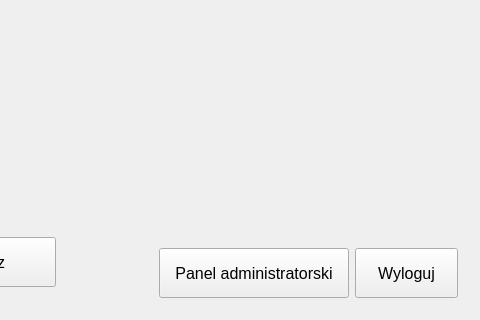
Before: the Qt Designer form mainwindow.ui in matmilcz/sizp_sql_project, drawn with Qt 5; both pictures show x 255 to 735 and y 254 to 574 of the 735 by 574 pixel window.
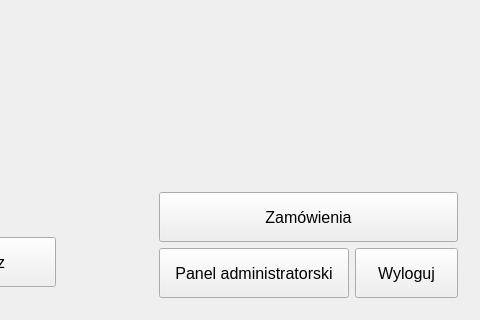
After: the same form once the commit is applied.

```diff
--- a/mainwindow.ui
+++ b/mainwindow.ui
@@ -655,6 +655,24 @@
             </property>
            </spacer>
           </item>
+          <item>
+           <widget class="QPushButton" name="OrdersPushButton">
+            <property name="minimumSize">
+             <size>
+              <width>0</width>
+              <height>50</height>
+             </size>
+            </property>
+            <property name="font">
+             <font>
+              <pointsize>12</pointsize>
+             </font>
+            </property>
+            <property name="text">
+             <string>Zamówienia</string>
+            </property>
+           </widget>
+          </item>
           <item>
            <layout class="QHBoxLayout" name="horizontalLayout_2">
             <item>
```
Left out of the diff: 2 changed lines with no effect on the pictures.
